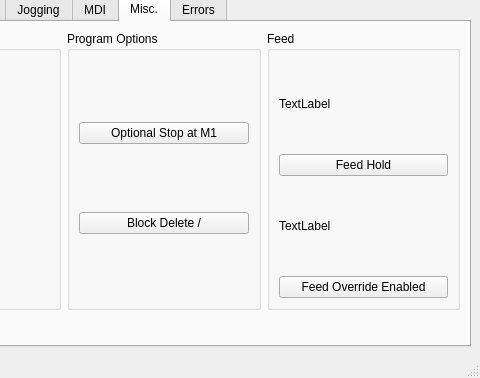
jethornton/flexgui, file examples/xyz.ui: the form before one commit; both pictures show x 352 to 832 and y 230 to 608 of the 832 by 608 pixel window.
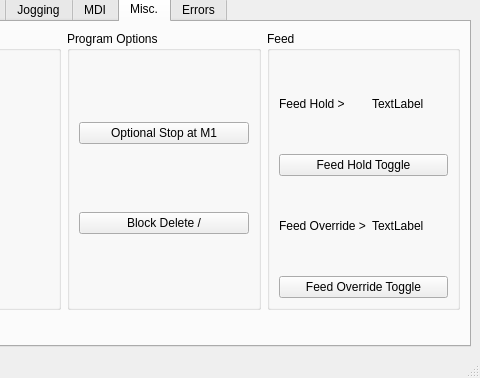
The form after the commit. The open tabs and pages were chosen to show the change.

What changed in the file:
```diff
--- a/examples/xyz.ui
+++ b/examples/xyz.ui
@@ -1365,31 +1365,45 @@
            <string>Feed</string>
           </property>
           <layout class="QGridLayout" name="gridLayout_27">
-           <item row="0" column="0">
+           <item row="0" column="1">
             <widget class="QLabel" name="feed_hold_enabled_lb">
              <property name="text">
               <string>TextLabel</string>
              </property>
             </widget>
            </item>
-           <item row="1" column="0">
+           <item row="2" column="1">
+            <widget class="QLabel" name="feed_override_enabled_lb">
+             <property name="text">
+              <string>TextLabel</string>
+             </property>
+            </widget>
+           </item>
+           <item row="0" column="0">
+            <widget class="QLabel" name="label_26">
+             <property name="text">
+              <string>Feed Hold &gt;</string>
+             </property>
+            </widget>
+           </item>
+           <item row="1" column="0" colspan="2">
             <widget class="QPushButton" name="feed_hold_pb">
              <property name="text">
-              <string>Feed Hold</string>
+              <string>Feed Hold Toggle</string>
              </property>
             </widget>
            </item>
-           <item row="3" column="0">
+           <item row="3" column="0" colspan="2">
             <widget class="QPushButton" name="feed_override_pb">
              <property name="text">
-              <string>Feed Override Enabled</string>
+              <string>Feed Override Toggle</string>
              </property>
             </widget>
            </item>
            <item row="2" column="0">
-            <widget class="QLabel" name="feed_override_enabled_lb">
+            <widget class="QLabel" name="label_30">
              <property name="text">
-              <string>TextLabel</string>
+              <string>Feed Override &gt;</string>
              </property>
             </widget>
            </item>
```
